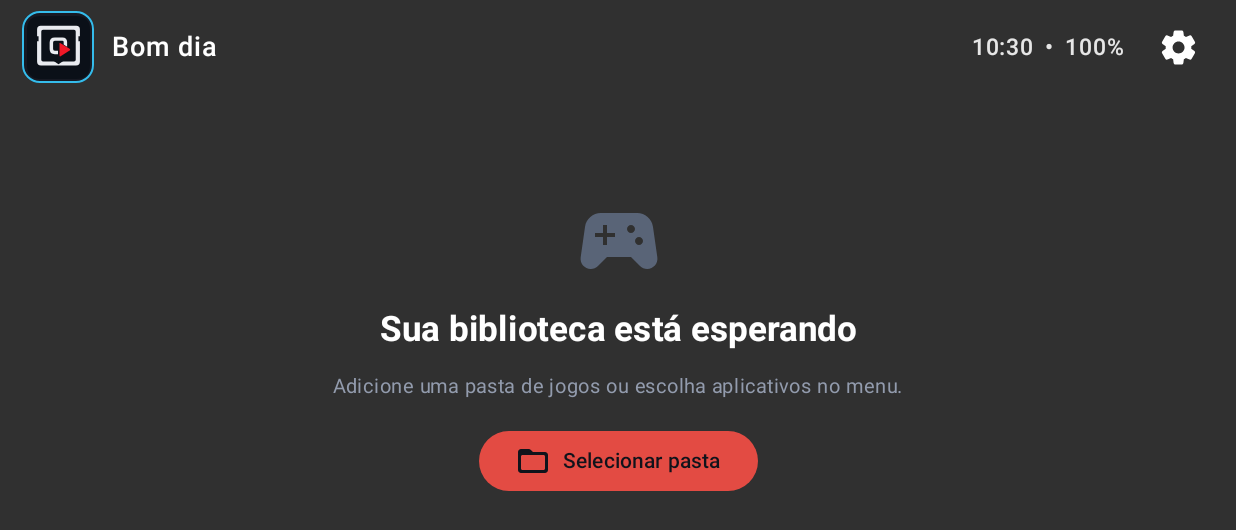
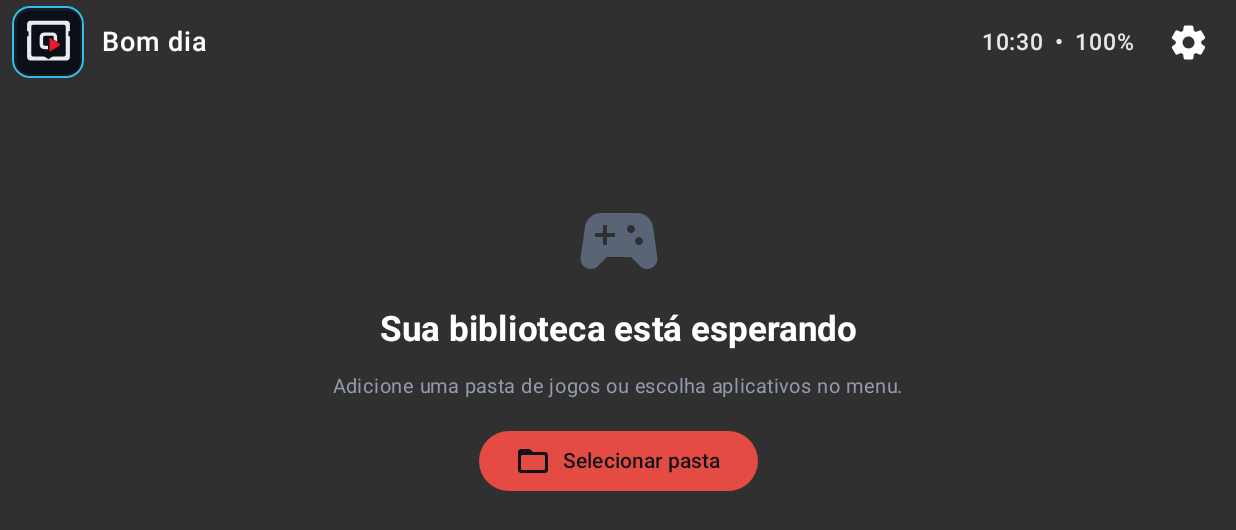
Before and after one commit to LeoPortillaDev/QPlay, an Android app built with Jetpack Compose: the screen it shows after launch (MainActivity), on a phone screen of 824 x 412 dp (held sideways). Shown: the top 530 px of the screen. Run offline under Robolectric (Android 15) with nearby library versions, the phone set to English and light mode, and no system bars.

Commit message:
Centraliza biblioteca e amplia layout para tela cheia

```diff
--- a/app/src/main/java/com/qplay/launcher/MainActivity.kt
+++ b/app/src/main/java/com/qplay/launcher/MainActivity.kt
@@ -221,13 +221,13 @@ class MainActivity : ComponentActivity() {
         BackHandler(enabled = settingsOpen || nameDialog || tab != "Biblioteca") { if (settingsOpen) settingsOpen = false else tab = "Biblioteca" }
 
         BoxWithConstraints(Modifier.fillMaxSize().background(Bg)) {
-            val tileSize = (maxWidth * 0.19f).coerceIn(136.dp, 210.dp)
+            val tileSize = (maxWidth * 0.225f).coerceIn(160.dp, 280.dp)
             val libraryApps = apps.filter { it.packageName in selectedApps }
             val visibleGames = games.filter { game -> when (libraryFilter) { "Favoritos" -> game.uri.toString() in favoriteKeys; "Grupos" -> !groupMap[game.uri.toString()].isNullOrBlank(); else -> true } }
             val visibleApps = libraryApps.filter { app -> when (libraryFilter) { "Favoritos" -> app.packageName in favoriteKeys; "Grupos" -> !groupMap[app.packageName].isNullOrBlank(); else -> true } }
             val totalItems = visibleGames.size + visibleApps.size
 
-            Column(Modifier.fillMaxSize().background(Bg).padding(horizontal = maxWidth * 0.018f, vertical = maxHeight * 0.018f)) {
+            Column(Modifier.fillMaxSize().background(Bg).padding(horizontal = maxWidth * 0.01f, vertical = maxHeight * 0.01f)) {
                 // Top system strip: discreet brand, status and settings.
                 Row(Modifier.fillMaxWidth(), verticalAlignment = Alignment.CenterVertically) {
                     Surface(
@@ -409,10 +409,10 @@ class MainActivity : ComponentActivity() {
                     } else {
                         var focusedGameName by remember { mutableStateOf(games.firstOrNull()?.name ?: libraryApps.firstOrNull()?.name.orEmpty()) }
                         // Align the title with the first visible game tile.
-                        val shelfWidth = this@BoxWithConstraints.maxWidth * 0.95f
+                        val shelfWidth = this@BoxWithConstraints.maxWidth * 0.98f
                         val shelfSpacing = (tileSize * 0.055f).coerceAtLeast(8.dp)
                         val shelfContentWidth = tileSize * totalItems.toFloat() + shelfSpacing * (totalItems - 1).toFloat()
-                        val shelfSidePadding = if (shelfContentWidth <= shelfWidth) (shelfWidth - shelfContentWidth) / 2f else shelfWidth * 0.045f
+                        val shelfSidePadding = if (shelfContentWidth <= shelfWidth) (shelfWidth - shelfContentWidth) / 2f else shelfWidth * 0.025f
                         Spacer(Modifier.weight(1f))
                         Text(focusedGameName.uppercase(), color = Color(0xFF35BCEB), fontSize = 15.sp, fontWeight = FontWeight.SemiBold, letterSpacing = 0.5.sp, maxLines = 1, overflow = TextOverflow.Ellipsis, textAlign = TextAlign.Start, modifier = Modifier.fillMaxWidth().padding(start = shelfSidePadding))
                         Spacer(Modifier.height(16.dp))
```
